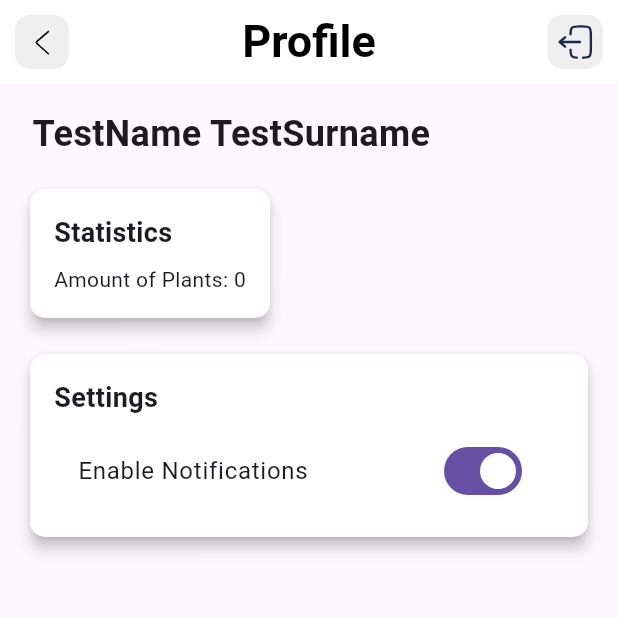
After one commit to DonisPan/garden_app, a Flutter app: the ProfilePage screen opened by its route, after a tap on "Enable Notifications", on a phone screen of 412 x 824 dp, the top half of it. The commit adds this screen. Run offline on Flutter 3.47's test engine with Material 3 defaults, Android fonts, the phone set to English and light mode, and no system bars; our stand-ins replace flutter_dotenv, flutter_secure_storage, flutter_svg, image_picker, permission_handler, supabase_flutter; accounts and stored records are empty; Roboto replaces fonts that are missing (AtkinsonHyperlegiableMono).

Commit message:
Make base for profile screen

```diff
--- a/lib/main.dart
+++ b/lib/main.dart
@@ -4,6 +4,7 @@ import 'package:garden_app/services/global.dart';
 import 'package:garden_app/services/supabase_service.dart';
 import 'package:garden_app/views/home.dart';
 import 'package:garden_app/views/login.dart';
+import 'package:garden_app/views/profile.dart';
 import 'package:garden_app/views/register.dart';
 
 void main() async {
@@ -36,6 +37,7 @@ class MyApp extends StatelessWidget {
         '/login': (context) => const LoginPage(),
         '/home': (context) => const HomePage(),
         '/register': (context) => const RegisterPage(),
+        '/profile': (context) => const ProfilePage(),
       },
     );
   }
--- /dev/null
+++ b/lib/models/user.dart
@@ -0,0 +1,11 @@
+class User {
+  final String _name;
+  final String _surname;
+
+  User({required String name, required String surname})
+    : _name = name,
+      _surname = surname;
+
+  get name => _name;
+  get surname => _surname;
+}
--- /dev/null
+++ b/lib/viewmodels/profile_viewmodel.dart
@@ -0,0 +1,41 @@
+import 'package:flutter/material.dart';
+import 'package:garden_app/services/supabase_service.dart';
+
+class ProfileViewModel extends ChangeNotifier {
+  String firstName = 'TestName';
+  String surname = 'TestSurname';
+
+  int plantCount = 0;
+
+  bool notificationsEnabled = false;
+
+  void leftButton(BuildContext context) {
+    Navigator.pop(context);
+  }
+
+  void rightButton(BuildContext context) {
+    SupabaseService().logout();
+    Navigator.pushReplacementNamed(context, '/home');
+  }
+
+  Future<void> fetchStatistics() async {
+    notifyListeners();
+  }
+
+  Future<void> enableNotifications(bool enabled) async {
+    notificationsEnabled = enabled;
+    notifyListeners();
+  }
+
+  /// Stub: Update profile details.
+  Future<void> updateProfile(String newFirstName, String newSurname) async {
+    firstName = newFirstName;
+    surname = newSurname;
+    notifyListeners();
+  }
+
+  @override
+  void dispose() {
+    super.dispose();
+  }
+}
--- /dev/null
+++ b/lib/views/profile.dart
@@ -0,0 +1,106 @@
+import 'package:flutter/material.dart';
+import 'package:garden_app/widgets/top_bar.dart';
+import 'package:provider/provider.dart';
+import '../viewmodels/profile_viewmodel.dart';
+
+class ProfilePage extends StatelessWidget {
+  const ProfilePage({super.key});
+
+  @override
+  Widget build(BuildContext context) {
+    return ChangeNotifierProvider<ProfileViewModel>(
+      create: (_) => ProfileViewModel(),
+      child: Consumer<ProfileViewModel>(
+        builder: (context, viewModel, child) {
+          return Scaffold(
+            appBar: TopBar(
+              title: 'Profile',
+              leftIcon: 'assets/svgs/back.svg',
+              onLeftButtonTap: () => viewModel.leftButton(context),
+              rightIcon: 'assets/svgs/logout.svg',
+              onRightButtonTap: () => viewModel.rightButton(context),
+            ),
+            body: SingleChildScrollView(
+              padding: const EdgeInsets.all(16.0),
+              child: Column(
+                crossAxisAlignment: CrossAxisAlignment.start,
+                children: [
+                  // name and surname
+                  Text(
+                    ' ${viewModel.firstName} ${viewModel.surname}',
+                    style: const TextStyle(
+                      fontSize: 24,
+                      fontWeight: FontWeight.bold,
+                    ),
+                  ),
+                  const SizedBox(height: 16),
+
+                  // statistics card
+                  Card(
+                    elevation: 4,
+                    color: Colors.white,
+                    shape: RoundedRectangleBorder(
+                      borderRadius: BorderRadius.circular(10),
+                    ),
+                    child: Padding(
+                      padding: const EdgeInsets.all(16.0),
+                      child: Column(
+                        crossAxisAlignment: CrossAxisAlignment.start,
+                        children: [
+                          const Text(
+                            'Statistics',
+                            style: TextStyle(
+                              fontSize: 18,
+                              fontWeight: FontWeight.bold,
+                            ),
+                          ),
+                          const SizedBox(height: 8),
+                          // statistics
+                          Text('Amount of Plants: ${viewModel.plantCount}'),
+                        ],
+                      ),
+                    ),
+                  ),
+                  const SizedBox(height: 16),
+
+                  // settings card
+                  Card(
+                    elevation: 4,
+                    color: Colors.white,
+                    shape: RoundedRectangleBorder(
+                      borderRadius: BorderRadius.circular(10),
+                    ),
+                    child: Padding(
+                      padding: const EdgeInsets.all(16.0),
+                      child: Column(
+                        crossAxisAlignment: CrossAxisAlignment.start,
+                        children: [
+                          const Text(
+                            'Settings',
+                            style: TextStyle(
+                              fontSize: 18,
+                              fontWeight: FontWeight.bold,
+                            ),
+                          ),
+                          const SizedBox(height: 8),
+                          // settings
+                          SwitchListTile(
+                            title: const Text("Enable Notifications"),
+                            value: viewModel.notificationsEnabled,
+                            onChanged: (bool value) {
+                              viewModel.enableNotifications(value);
+                            },
+                          ),
+                        ],
+                      ),
+                    ),
+                  ),
+                ],
+              ),
+            ),
+          );
+        },
+      ),
+    );
+  }
+}
```
